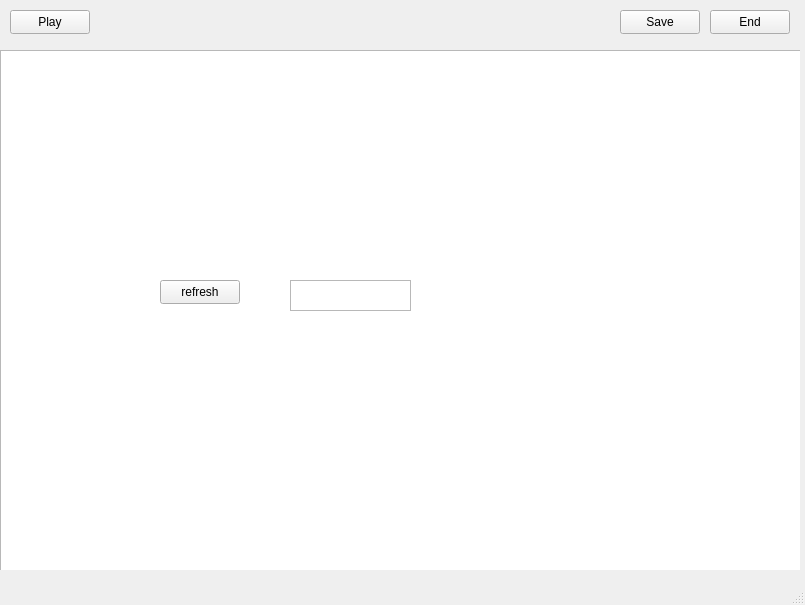
Qt form mainwindow.ui (Czesiek1701/Run-Pecker) before a commit.
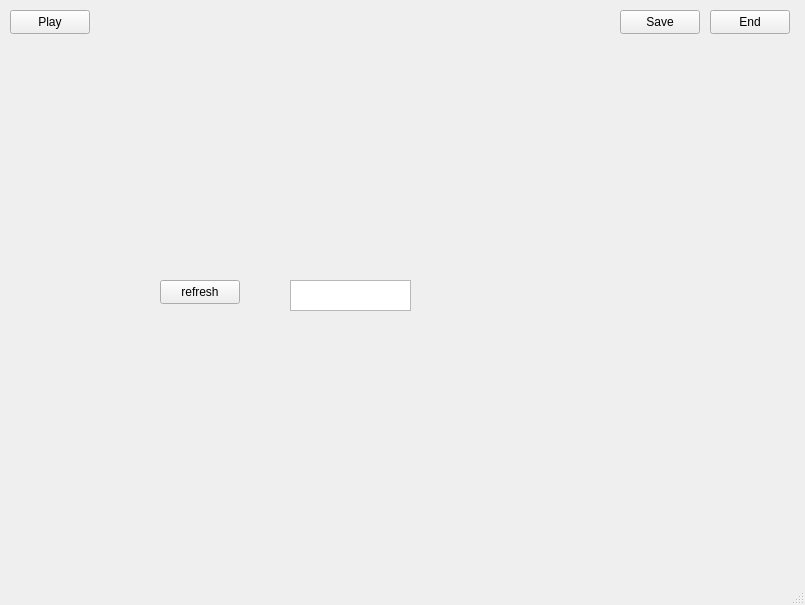
The same form after that commit. The open tabs and pages were chosen to show the change.

What changed in the file:
```diff
--- a/mainwindow.ui
+++ b/mainwindow.ui
@@ -159,16 +159,6 @@
      </widget>
     </widget>
     <widget class="QWidget" name="page_game">
-     <widget class="QGraphicsView" name="graphicsView">
-      <property name="geometry">
-       <rect>
-        <x>0</x>
-        <y>50</y>
-        <width>811</width>
-        <height>551</height>
-       </rect>
-      </property>
-     </widget>
      <widget class="QPushButton" name="pushButton_2">
       <property name="geometry">
        <rect>
```
Left out of the diff: 6 changed lines with no effect on the pictures.
